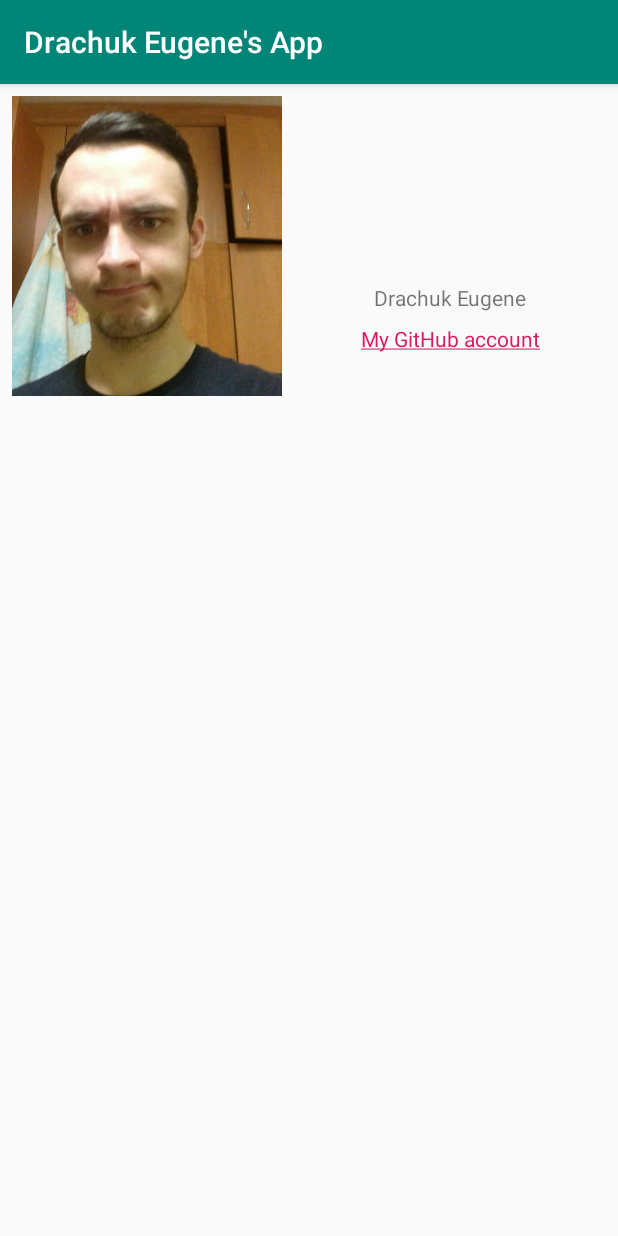
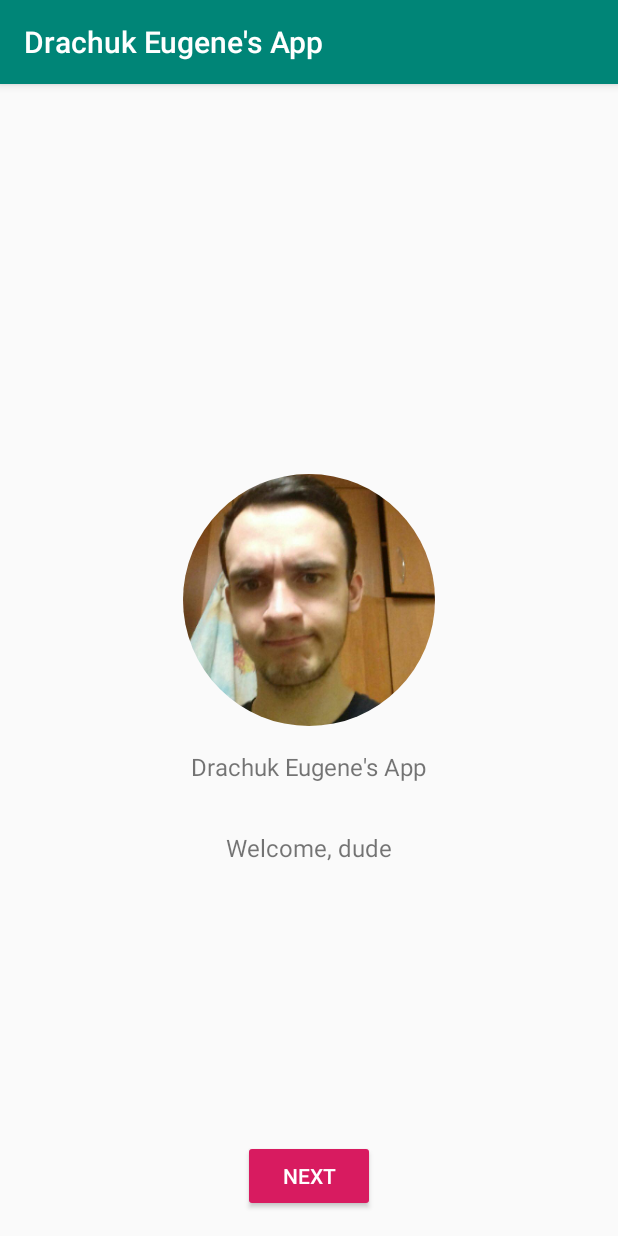
Before and after one commit to EvGem7/Yandex-HW1, an Android app: the screen it shows after launch (MainActivity before the commit, WelcomeActivity after it), on a phone screen of 412 x 824 dp. Run offline under Robolectric (Android 15) with nearby library versions, the phone set to English and light mode, and no system bars; libraries missing offline, so code that uses them is left out: com.crashlytics.android, com.microsoft.appcenter, io.fabric.sdk; 2 statements that could not run were skipped.

Commit message:
feature: add welcome and description fragments

```diff
--- a/app/build.gradle
+++ b/app/build.gradle
@@ -27,6 +27,7 @@ android {
         versionCode 1
         versionName "1.0"
         testInstrumentationRunner "android.support.test.runner.AndroidJUnitRunner"
+        vectorDrawables.useSupportLibrary = true
     }
     buildTypes {
         release {
@@ -65,8 +66,6 @@ dependencies {
 // kotlin-gradle-plugin must be applied for configuration below to work
 // (see https://kotlinlang.org/docs/reference/using-gradle.html)
 
-
-
 //configurations {
 //    ktlint
 //}
--- a/app/src/main/java/org/evgem/android/drachukeugenesapp/App.kt
+++ b/app/src/main/java/org/evgem/android/drachukeugenesapp/App.kt
@@ -1,6 +1,7 @@
 package org.evgem.android.drachukeugenesapp
 
 import android.app.Application
+import android.support.v7.app.AppCompatDelegate
 import com.crashlytics.android.Crashlytics
 import com.microsoft.appcenter.AppCenter
 import com.microsoft.appcenter.analytics.Analytics
@@ -12,5 +13,6 @@ class App : Application() {
         super.onCreate()
         Fabric.with(this, Crashlytics())
         AppCenter.start(this, "4adf0dd6-adf5-41bc-a15b-620487358d07", Analytics::class.java, Crashes::class.java)
+        AppCompatDelegate.setCompatVectorFromResourcesEnabled(true)
     }
 }
--- /dev/null
+++ b/app/src/main/java/org/evgem/android/drachukeugenesapp/ui/activity/LauncherActivity.kt
@@ -0,0 +1,13 @@
+package org.evgem.android.drachukeugenesapp.ui.activity
+
+import android.support.v7.app.AppCompatActivity
+import android.os.Bundle
+import org.evgem.android.drachukeugenesapp.R
+
+class LauncherActivity : AppCompatActivity() {
+
+    override fun onCreate(savedInstanceState: Bundle?) {
+        super.onCreate(savedInstanceState)
+        setContentView(R.layout.activity_launcher)
+    }
+}
--- a/app/src/main/java/org/evgem/android/drachukeugenesapp/MainActivity.kt
+++ b/app/src/main/java/org/evgem/android/drachukeugenesapp/ui/activity/MainActivity.kt
@@ -1,4 +1,4 @@
-package org.evgem.android.drachukeugenesapp
+package org.evgem.android.drachukeugenesapp.ui.activity
 
 import android.content.Intent
 import android.content.pm.PackageManager
@@ -8,6 +8,7 @@ import android.os.Bundle
 import android.support.v7.app.AppCompatActivity
 import android.text.Html
 import android.widget.TextView
+import org.evgem.android.drachukeugenesapp.R
 
 class MainActivity : AppCompatActivity() {
 
--- /dev/null
+++ b/app/src/main/java/org/evgem/android/drachukeugenesapp/ui/activity/welcome/WelcomeActivity.kt
@@ -0,0 +1,32 @@
+package org.evgem.android.drachukeugenesapp.ui.activity.welcome
+
+
+import android.content.Intent
+import android.os.Bundle
+import android.support.v7.app.AppCompatActivity
+import kotlinx.android.synthetic.main.activity_welcome.*
+import org.evgem.android.drachukeugenesapp.R
+import org.evgem.android.drachukeugenesapp.ui.activity.LauncherActivity
+
+class WelcomeActivity : AppCompatActivity() {
+    private var currentFragment = 0
+    private val welcomePagerAdapter = WelcomePagerAdapter(supportFragmentManager)
+
+    override fun onCreate(savedInstanceState: Bundle?) {
+        super.onCreate(savedInstanceState)
+        setContentView(R.layout.activity_welcome)
+
+        fragment_container?.adapter = welcomePagerAdapter
+
+        next_button?.setOnClickListener {
+            ++currentFragment
+            if (currentFragment < welcomePagerAdapter.count) {
+                fragment_container?.currentItem = currentFragment
+            } else {
+                startActivity(
+                    Intent(this@WelcomeActivity, LauncherActivity::class.java)
+                )
+            }
+        }
+    }
+}
--- /dev/null
+++ b/app/src/main/java/org/evgem/android/drachukeugenesapp/ui/activity/welcome/WelcomePagerAdapter.kt
@@ -0,0 +1,24 @@
+package org.evgem.android.drachukeugenesapp.ui.activity.welcome
+
+import android.support.v4.app.Fragment
+import android.support.v4.app.FragmentManager
+import android.support.v4.app.FragmentPagerAdapter
+import org.evgem.android.drachukeugenesapp.ui.fragment.DescriptionFragment
+import org.evgem.android.drachukeugenesapp.ui.fragment.WelcomeFragment
+
+class WelcomePagerAdapter(fragmentManager: FragmentManager) : FragmentPagerAdapter(fragmentManager) {
+    companion object {
+        val fragments = listOf(
+            WelcomeFragment(),
+            DescriptionFragment()
+        )
+    }
+
+    override fun getItem(pos: Int): Fragment {
+        return fragments[pos]
+    }
+
+    override fun getCount(): Int {
+        return fragments.size
+    }
+}
--- /dev/null
+++ b/app/src/main/java/org/evgem/android/drachukeugenesapp/ui/custom/CircularImageView.kt
@@ -0,0 +1,200 @@
+package org.evgem.android.drachukeugenesapp.ui.custom
+
+import android.content.Context
+import android.graphics.*
+import android.graphics.drawable.BitmapDrawable
+import android.graphics.drawable.Drawable
+import android.net.Uri
+import android.util.AttributeSet
+import android.view.MotionEvent
+import android.widget.ImageView
+import org.evgem.android.drachukeugenesapp.R
+import java.lang.Math.pow
+import java.lang.Math.sqrt
+
+class CircularImageView(context: Context, attributeSet: AttributeSet? = null) : ImageView(context, attributeSet) {
+    private var bitmapShader: BitmapShader? = null
+    private val shaderMatrix: Matrix = Matrix()
+
+    private val bitmapDrawBounds = RectF()
+    private val strokeDrawBounds = RectF()
+
+    private var bitmap: Bitmap? = null
+
+    private val bitmapPaint: Paint = Paint(Paint.ANTI_ALIAS_FLAG)
+    private val strokePaint: Paint = Paint(Paint.ANTI_ALIAS_FLAG)
+
+    private var initialized: Boolean
+
+    init {
+        var strokeColor = Color.TRANSPARENT
+        var strokeWidth = 0f
+
+        if (attributeSet != null) {
+            val typedArray = context.obtainStyledAttributes(attributeSet, R.styleable.CircularImageView)
+
+            strokeColor = typedArray.getColor(R.styleable.CircularImageView_stroke_color, Color.TRANSPARENT)
+            strokeWidth = typedArray.getDimension(R.styleable.CircularImageView_stroke_width, 0f)
+
+
+            typedArray.recycle()
+        }
+
+        strokePaint.color = strokeColor
+        strokePaint.style = Paint.Style.STROKE
+        strokePaint.strokeWidth = strokeWidth
+
+        initialized = true
+        setupBitmap()
+    }
+
+    override fun setImageDrawable(drawable: Drawable?) {
+        super.setImageDrawable(drawable)
+        setupBitmap()
+    }
+
+    override fun setImageResource(resId: Int) {
+        super.setImageResource(resId)
+        setupBitmap()
+    }
+
+    override fun setImageBitmap(bm: Bitmap?) {
+        super.setImageBitmap(bm)
+        setupBitmap()
+    }
+
+    override fun setImageURI(uri: Uri?) {
+        super.setImageURI(uri)
+        setupBitmap()
+    }
+
+    override fun onTouchEvent(event: MotionEvent?): Boolean {
+        return if (isInCircle(event?.x, event?.y)) {
+            super.onTouchEvent(event)
+        } else {
+            false
+        }
+    }
+
+    private fun isInCircle(x: Float?, y: Float?): Boolean {
+        if (x == null || y == null) {
+            return false
+        }
+        val distance = sqrt(
+            pow((bitmapDrawBounds.centerX() - x).toDouble(), 2.0) + pow((bitmapDrawBounds.centerY() - y).toDouble(), 2.0)
+        )
+        return distance <= bitmapDrawBounds.width() / 2
+    }
+
+    override fun onDraw(canvas: Canvas?) {
+        drawBitmap(canvas)
+        drawStroke(canvas)
+    }
+
+    private fun drawStroke(canvas: Canvas?) {
+        if (strokePaint.strokeWidth > 0f) {
+            canvas?.drawOval(strokeDrawBounds, strokePaint)
+        }
+    }
+
+    private fun drawBitmap(canvas: Canvas?) {
+        canvas?.drawOval(bitmapDrawBounds, bitmapPaint)
+    }
+
+    private fun getBitmapFromDrawable(drawable: Drawable?): Bitmap? {
+        if (drawable == null) {
+            return null
+        }
+        if (drawable is BitmapDrawable) {
+            return drawable.bitmap
+        }
+        val bitmap = Bitmap.createBitmap(
+            drawable.intrinsicWidth,
+            drawable.intrinsicHeight,
+            Bitmap.Config.ARGB_8888
+        )
+        val canvas = Canvas(bitmap)
+        drawable.setBounds(0, 0, canvas.width, canvas.height)
+
+        return bitmap
+    }
+
+    override fun onSizeChanged(w: Int, h: Int, oldw: Int, oldh: Int) {
+        super.onSizeChanged(w, h, oldw, oldh)
+
+        val halfStrokeWidth = strokePaint.strokeWidth / 2f
+        updateCircleDrawBounds()
+        strokeDrawBounds.set(bitmapDrawBounds)
+        strokeDrawBounds.inset(halfStrokeWidth, halfStrokeWidth)
+
+        updateBitmapSize()
+    }
+
+    private fun updateCircleDrawBounds() {
+        val contentWidth = width - paddingLeft - paddingRight
+        val contentHeight = height - paddingBottom - paddingTop
+
+        var left: Float = paddingLeft.toFloat()
+        var top: Float = paddingTop.toFloat()
+
+        if (contentWidth > contentHeight) {
+            left += (contentWidth - contentHeight) / 2f
+        } else {
+            top += (contentHeight - contentWidth) / 2f
+        }
+
+        val diameter = Math.min(contentWidth, contentHeight)
+        bitmapDrawBounds.set(left, top, left + diameter, top + diameter)
+    }
+
+    private fun setupBitmap() {
+        if (!initialized) {
+            return
+        }
+        bitmap = getBitmapFromDrawable(drawable) ?: return
+        bitmapShader = BitmapShader(bitmap ?: return, Shader.TileMode.CLAMP, Shader.TileMode.CLAMP)
+        bitmapPaint.shader = bitmapShader
+
+        updateBitmapSize()
+    }
+
+    private fun updateBitmapSize() {
+        // trainslate bitmap in the BitmapShader using dx and dy so that it's centered
+        val dx: Float
+        val dy: Float
+
+        // scale factor
+        val scale: Float
+
+        // scale up/down with respect to this view size and maintain aspect ratio
+        // translate bitmap position with dx/dy to the center of the image
+        //
+        // check do we want to scale based on width or height
+        if (bitmap?.width ?: return < bitmap?.height ?: return) {
+            // if bitmp with is less than its height, we wanna scale based on its width
+            // assign scale factor based on difference (ratio) between bitmap width and bitmap draw bounds
+            scale = bitmapDrawBounds.width() / (bitmap?.width?.toFloat() ?: return)
+            // because we know that the scale was based on width, the width would fit
+            // exaclty with bounds, so we just translate x with its left padding
+            dx = bitmapDrawBounds.left
+            // we want to center y(height) axis of the scaled bitmap,
+            // the logial way to see this is:
+            // at the first state bitmap would rendered at the top left area
+            // by translating with top padding of the view,
+            // translate up by half of bitmap height (so center of bitmap now in the top of the view),
+            // translate down by half of the bitmap bounds (so center of bitmap would be in the center of the view (bitmap bounds))
+            dy = bitmapDrawBounds.top - ((bitmap?.height ?: return) * scale / 2f) + (bitmapDrawBounds.width() / 2f)
+        } else {
+            // the same concept goes the same here, the difference is we
+            // translate (center) horizontal axis instead of vertical/y axis
+            scale = bitmapDrawBounds.height() / (bitmap?.width?.toFloat() ?: return)
+            dx = bitmapDrawBounds.left - ((bitmap?.width ?: return) * scale / 2f) + (bitmapDrawBounds.width() / 2f)
+            dy = bitmapDrawBounds.top
+        }
+
+        // apply this transformation into shader matrix -> bitmap shader
+        shaderMatrix.setScale(scale, scale)
+        shaderMatrix.postTranslate(dx, dy)
+        bitmapShader?.setLocalMatrix(shaderMatrix)
+    }
+}
--- /dev/null
+++ b/app/src/main/java/org/evgem/android/drachukeugenesapp/ui/custom/NonSwipeableViewPager.kt
@@ -0,0 +1,16 @@
+package org.evgem.android.drachukeugenesapp.ui.custom
+
+import android.content.Context
+import android.support.v4.view.ViewPager
+import android.util.AttributeSet
+import android.view.MotionEvent
+
+class NonSwipeableViewPager(context: Context, attributeSet: AttributeSet? = null) : ViewPager(context, attributeSet) {
+    override fun onTouchEvent(ev: MotionEvent?): Boolean {
+        return true
+    }
+
+    override fun onInterceptTouchEvent(ev: MotionEvent?): Boolean {
+        return true
+    }
+}
--- /dev/null
+++ b/app/src/main/java/org/evgem/android/drachukeugenesapp/ui/fragment/FirstFragment.kt
@@ -0,0 +1,61 @@
+package org.evgem.android.drachukeugenesapp.ui.fragment
+
+import android.content.res.Configuration.ORIENTATION_LANDSCAPE
+import android.content.res.Configuration.ORIENTATION_PORTRAIT
+import android.os.Bundle
+import android.support.v4.app.Fragment
+import android.view.LayoutInflater
+import android.view.View
+import android.view.ViewGroup
+import android.widget.ImageView
+import android.widget.TextView
+import org.evgem.android.drachukeugenesapp.R
+
+sealed class FirstFragment : Fragment() {
+    protected lateinit var welcomeImage: ImageView
+    protected lateinit var welcomeHeader: TextView
+    protected lateinit var welcomeText: TextView
+    protected lateinit var block: () -> Unit
+
+    override fun onCreateView(inflater: LayoutInflater, container: ViewGroup?, savedInstanceState: Bundle?): View? {
+        val view = inflater.inflate(R.layout.fragment_welcome, container, false)
+
+        welcomeImage = view?.findViewById(R.id.welcome_image) ?: return view
+        welcomeHeader = view.findViewById(R.id.welcome_header)
+        welcomeText = view.findViewById(R.id.welcome_text)
+
+        block()
+
+        return view
+    }
+}
+
+class WelcomeFragment : FirstFragment() {
+    override fun onCreateView(inflater: LayoutInflater, container: ViewGroup?, savedInstanceState: Bundle?): View? {
+        block = {
+            welcomeImage.setImageResource(R.drawable.my_head_photo)
+            welcomeHeader.setText(R.string.app_name)
+            welcomeText.setText(R.string.welcome_text)
+        }
+
+        return super.onCreateView(inflater, container, savedInstanceState)
+    }
+}
+
+class DescriptionFragment : FirstFragment() {
+    override fun onCreateView(inflater: LayoutInflater, container: ViewGroup?, savedInstanceState: Bundle?): View? {
+        block = {
+            welcomeImage.setImageResource(R.drawable.ic_launcher_round_image)
+
+            val orientation = activity?.resources?.configuration?.orientation
+            if (orientation == ORIENTATION_PORTRAIT) {
+                welcomeHeader.setText(R.string.app_description)
+            } else if (orientation == ORIENTATION_LANDSCAPE) {
+                welcomeHeader.setText(R.string.app_name)
+                welcomeText.setText(R.string.app_description)
+            }
+        }
+
+        return super.onCreateView(inflater, container, savedInstanceState)
+    }
+}
--- /dev/null
+++ b/app/src/main/res/layout-land/activity_welcome.xml
@@ -0,0 +1,20 @@
+<?xml version="1.0" encoding="utf-8"?>
+<RelativeLayout xmlns:android="http://schemas.android.com/apk/res/android"
+    android:layout_width="match_parent"
+    android:layout_height="match_parent">
+    <org.evgem.android.drachukeugenesapp.ui.custom.NonSwipeableViewPager
+        android:id="@+id/fragment_container"
+        android:layout_width="match_parent"
+        android:layout_height="match_parent"
+        android:layout_above="@id/next_button"/>
+
+    <Button
+        android:id="@+id/next_button"
+        android:layout_width="wrap_content"
+        android:layout_height="wrap_content"
+        android:layout_alignParentBottom="true"
+        android:layout_alignParentEnd="true"
+        android:text="@string/next_button"
+        android:layout_margin="16dp"
+        style="@style/Widget.AppCompat.Button.Colored"/>
+</RelativeLayout>
--- /dev/null
+++ b/app/src/main/res/layout-land/fragment_welcome.xml
@@ -0,0 +1,32 @@
+<?xml version="1.0" encoding="utf-8"?>
+<RelativeLayout xmlns:android="http://schemas.android.com/apk/res/android"
+    android:layout_width="match_parent"
+    android:layout_height="match_parent"
+    xmlns:tools="http://schemas.android.com/tools">
+
+    <org.evgem.android.drachukeugenesapp.ui.custom.CircularImageView
+        android:id="@+id/welcome_image"
+        android:layout_width="168dp"
+        android:layout_height="168dp"
+        tools:src="@drawable/my_head_photo"
+        android:layout_centerVertical="true"
+        android:layout_toStartOf="@id/welcome_header"/>
+
+    <TextView
+        android:id="@+id/welcome_header"
+        android:layout_width="wrap_content"
+        android:layout_height="wrap_content"
+        android:textSize="20sp"
+        tools:text="@string/app_name"
+        android:layout_centerInParent="true"
+        android:layout_margin="16dp"/>
+    <TextView
+        android:id="@+id/welcome_text"
+        android:layout_width="wrap_content"
+        android:layout_height="wrap_content"
+        android:textSize="16sp"
+        android:layout_below="@id/welcome_header"
+        android:layout_toEndOf="@id/welcome_image"
+        android:layout_marginStart="16dp"
+        tools:text="@string/welcome_text" />
+</RelativeLayout>
--- /dev/null
+++ b/app/src/main/res/layout/activity_launcher.xml
@@ -0,0 +1,9 @@
+<?xml version="1.0" encoding="utf-8"?>
+<android.support.constraint.ConstraintLayout xmlns:android="http://schemas.android.com/apk/res/android"
+    xmlns:app="http://schemas.android.com/apk/res-auto"
+    xmlns:tools="http://schemas.android.com/tools"
+    android:layout_width="match_parent"
+    android:layout_height="match_parent"
+    tools:context=".ui.activity.LauncherActivity">
+
+</android.support.constraint.ConstraintLayout>
--- a/app/src/main/res/layout/activity_main.xml
+++ b/app/src/main/res/layout/activity_main.xml
@@ -4,15 +4,14 @@
     xmlns:tools="http://schemas.android.com/tools"
     android:layout_width="match_parent"
     android:layout_height="match_parent"
-    tools:context=".MainActivity">
+    tools:context=".ui.activity.MainActivity">
 
-    <ImageView
-        android:id="@+id/my_head_image_view"
+    <org.evgem.android.drachukeugenesapp.ui.custom.CircularImageView
+        android:id="@+id/welcome_image"
         android:layout_width="wrap_content"
         android:layout_height="200dp"
         android:layout_marginStart="8dp"
         android:layout_marginTop="8dp"
-        android:scaleType="centerCrop"
         android:src="@drawable/my_head_photo"
         app:layout_constraintStart_toStartOf="parent"
         app:layout_constraintTop_toTopOf="parent" />
@@ -28,7 +27,7 @@
         android:text="@string/info"
         app:layout_constraintBottom_toBottomOf="parent"
         app:layout_constraintEnd_toEndOf="parent"
-        app:layout_constraintStart_toEndOf="@+id/my_head_image_view"
+        app:layout_constraintStart_toEndOf="@+id/welcome_image"
         app:layout_constraintTop_toTopOf="parent"
         app:layout_constraintVertical_bias="0.17000002" />
 
@@ -40,7 +39,7 @@
         android:layout_marginTop="8dp"
         android:layout_marginEnd="8dp"
         app:layout_constraintEnd_toEndOf="parent"
-        app:layout_constraintStart_toEndOf="@+id/my_head_image_view"
+        app:layout_constraintStart_toEndOf="@+id/welcome_image"
         app:layout_constraintTop_toBottomOf="@+id/textView3"
         tools:text="@string/github_link" />
 </android.support.constraint.ConstraintLayout>
--- /dev/null
+++ b/app/src/main/res/layout/activity_welcome.xml
@@ -0,0 +1,21 @@
+<?xml version="1.0" encoding="utf-8"?>
+<RelativeLayout xmlns:android="http://schemas.android.com/apk/res/android"
+    android:layout_width="match_parent"
+    android:layout_height="match_parent">
+
+    <org.evgem.android.drachukeugenesapp.ui.custom.NonSwipeableViewPager
+        android:id="@+id/fragment_container"
+        android:layout_width="match_parent"
+        android:layout_height="match_parent"
+        android:layout_above="@id/next_button"/>
+
+    <Button
+        android:id="@+id/next_button"
+        android:layout_width="wrap_content"
+        android:layout_height="wrap_content"
+        android:layout_alignParentBottom="true"
+        android:layout_centerHorizontal="true"
+        android:text="@string/next_button"
+        android:layout_margin="16dp"
+        style="@style/Widget.AppCompat.Button.Colored"/>
+</RelativeLayout>
--- /dev/null
+++ b/app/src/main/res/layout/fragment_welcome.xml
@@ -0,0 +1,33 @@
+<?xml version="1.0" encoding="utf-8"?>
+<RelativeLayout xmlns:android="http://schemas.android.com/apk/res/android"
+    android:layout_width="match_parent"
+    android:layout_height="match_parent"
+    xmlns:tools="http://schemas.android.com/tools">
+
+    <org.evgem.android.drachukeugenesapp.ui.custom.CircularImageView
+        android:id="@+id/welcome_image"
+        android:layout_width="168dp"
+        android:layout_height="168dp"
+        android:layout_centerInParent="true"
+        tools:src="@drawable/my_head_photo" />
+
+    <TextView
+        android:id="@+id/welcome_header"
+        android:layout_width="wrap_content"
+        android:layout_height="wrap_content"
+        android:layout_below="@id/welcome_image"
+        android:layout_centerHorizontal="true"
+        tools:text="@string/app_name"
+        android:layout_margin="16dp"
+        android:textSize="16sp"/>
+
+    <TextView
+        android:id="@+id/welcome_text"
+        android:layout_width="wrap_content"
+        android:layout_height="wrap_content"
+        android:layout_below="@id/welcome_header"
+        android:layout_centerHorizontal="true"
+        android:layout_margin="16dp"
+        tools:text="@string/welcome_text"
+        android:textSize="16sp"/>
+</RelativeLayout>
--- a/app/src/main/res/values/strings.xml
+++ b/app/src/main/res/values/strings.xml
@@ -3,4 +3,7 @@
     <string name="info">Drachuk Eugene</string>\
     <string name="html_github_link">&lt;a href=%s>My GitHub account&lt;/a> </string>
     <string name="github_link">https://github.com/EvGem7</string>
+    <string name="welcome_text">Welcome, dude</string>
+    <string name="next_button">Next</string>
+    <string name="app_description">This is my super launcher!</string>
 </resources>
--- a/app/src/main/res/values/styles.xml
+++ b/app/src/main/res/values/styles.xml
@@ -8,4 +8,9 @@
         <item name="colorAccent">@color/colorAccent</item>
     </style>
 
+    <declare-styleable name="CircularImageView">
+        <attr name="stroke_color" format="color"/>
+        <attr name="stroke_width" format="dimension"/>
+    </declare-styleable>
+
 </resources>
--- a/build.gradle
+++ b/build.gradle
@@ -11,7 +11,7 @@ buildscript {
         maven { url "https://plugins.gradle.org/m2/" }
     }
     dependencies {
-        classpath 'com.android.tools.build:gradle:3.3.0'
+        classpath 'com.android.tools.build:gradle:3.2.1'
         classpath "org.jetbrains.kotlin:kotlin-gradle-plugin:$kotlin_version"
         classpath "io.gitlab.arturbosch.detekt:detekt-gradle-plugin:1.0.0-RC12"
         classpath 'io.fabric.tools:gradle:1.+'
```
Also changed, not shown: app/src/main/AndroidManifest.xml (+7 -1 lines), app/src/main/res/drawable-xhdpi/ic_launcher_round_image.png (added).
